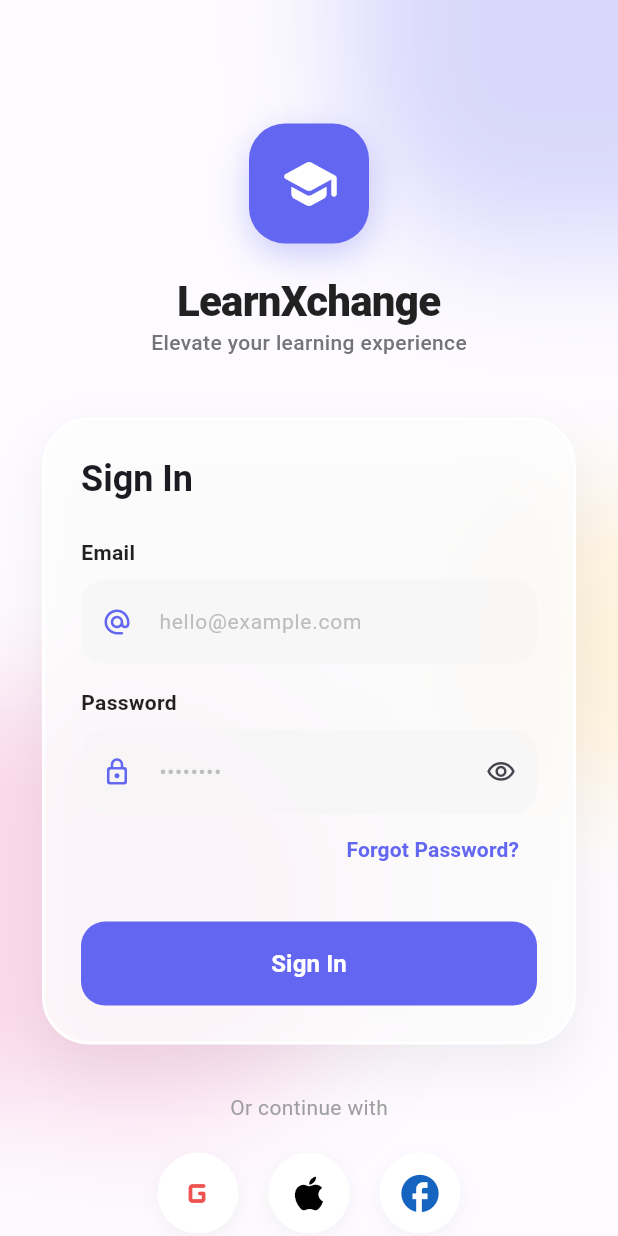
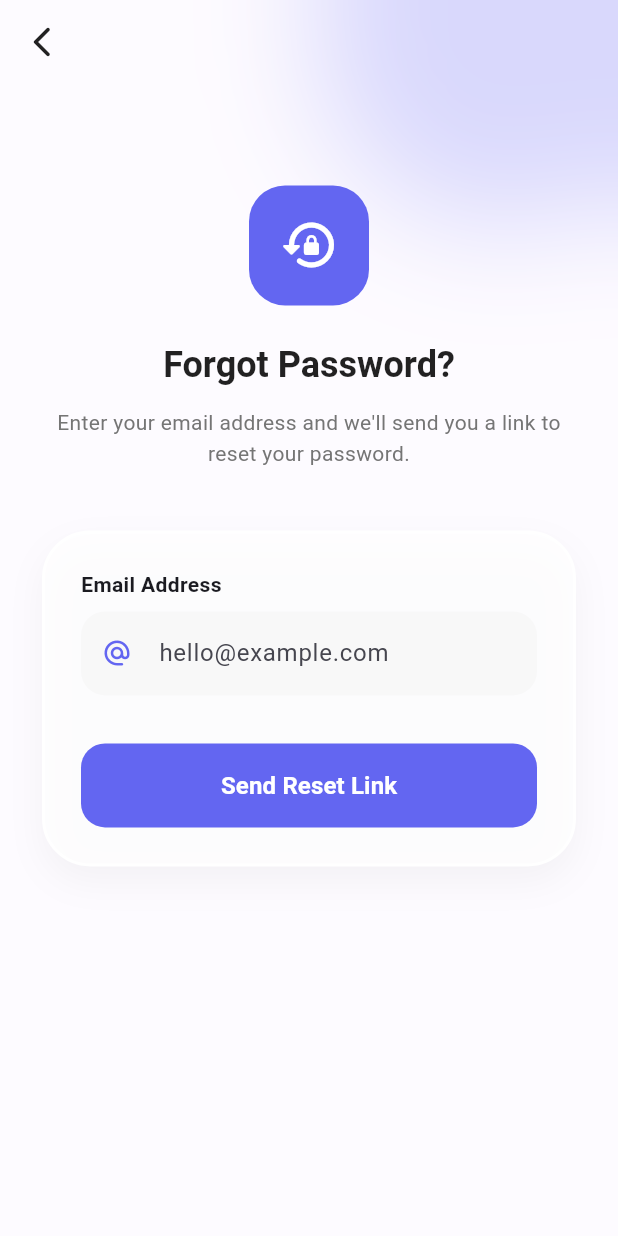
Before and after one commit to SachinthaAbeygunasekara/learnxchange-mobile-app, a Flutter app: the screen it shows after launch, after a tap on "Forgot Password?", on a phone screen of 412 x 824 dp. Run offline on Flutter 3.47's test engine with Material 3 defaults, Android fonts, the phone set to English and light mode, and no system bars; our stand-ins replace cloud_firestore, firebase_auth, firebase_core, image_picker; missing offline and left inert: add_2_calendar; accounts and stored records are empty.

Commit message:
feat: implement forgot password functionality with Firebase Auth

```diff
--- /dev/null
+++ b/lib/screens/auth/forgot_password_screen.dart
@@ -0,0 +1,233 @@
+import 'dart:ui';
+import 'package:firebase_auth/firebase_auth.dart';
+import 'package:flutter/material.dart';
+
+class ForgotPasswordScreen extends StatefulWidget {
+  const ForgotPasswordScreen({super.key});
+
+  @override
+  State<ForgotPasswordScreen> createState() => _ForgotPasswordScreenState();
+}
+
+class _ForgotPasswordScreenState extends State<ForgotPasswordScreen> with SingleTickerProviderStateMixin {
+  final _formKey = GlobalKey<FormState>();
+  final TextEditingController _emailController = TextEditingController();
+  bool _isLoading = false;
+
+  late AnimationController _fadeController;
+  late Animation<double> _fadeAnimation;
+
+  @override
+  void initState() {
+    super.initState();
+    _fadeController = AnimationController(
+      vsync: this,
+      duration: const Duration(milliseconds: 800),
+    );
+
+    _fadeAnimation = CurvedAnimation(
+      parent: _fadeController,
+      curve: Curves.easeInOut,
+    );
+
+    _fadeController.forward();
+  }
+
+  @override
+  void dispose() {
+    _emailController.dispose();
+    _fadeController.dispose();
+    super.dispose();
+  }
+
+  Future<void> _resetPassword() async {
+    if (_formKey.currentState!.validate()) {
+      setState(() => _isLoading = true);
+
+      try {
+        await FirebaseAuth.instance.sendPasswordResetEmail(
+          email: _emailController.text.trim(),
+        );
+
+        if (mounted) {
+          ScaffoldMessenger.of(context).showSnackBar(
+            SnackBar(
+              content: const Text('Password reset link sent! Check your email.'),
+              backgroundColor: Colors.green,
+              behavior: SnackBarBehavior.floating,
+              shape: RoundedRectangleBorder(borderRadius: BorderRadius.circular(12)),
+            ),
+          );
+          Navigator.pop(context);
+        }
+      } on FirebaseAuthException catch (e) {
+        if (mounted) {
+          ScaffoldMessenger.of(context).showSnackBar(
+            SnackBar(
+              content: Text(e.message ?? 'An error occurred'),
+              backgroundColor: Colors.redAccent,
+              behavior: SnackBarBehavior.floating,
+              shape: RoundedRectangleBorder(borderRadius: BorderRadius.circular(12)),
+            ),
+          );
+        }
+      } finally {
+        if (mounted) setState(() => _isLoading = false);
+      }
+    }
+  }
+
+  @override
+  Widget build(BuildContext context) {
+    final theme = Theme.of(context);
+    final size = MediaQuery.of(context).size;
+
+    return Scaffold(
+      extendBodyBehindAppBar: true,
+      appBar: AppBar(
+        backgroundColor: Colors.transparent,
+        elevation: 0,
+        leading: IconButton(
+          icon: const Icon(Icons.arrow_back_ios_new_rounded, color: Colors.black87),
+          onPressed: () => Navigator.pop(context),
+        ),
+      ),
+      body: Stack(
+        children: [
+          // Background blobs (simplified version of Login)
+          Positioned(
+            top: -100,
+            right: -50,
+            child: _buildBlob(250, const Color(0xFF6366F1).withAlpha(100)),
+          ),
+
+          BackdropFilter(
+            filter: ImageFilter.blur(sigmaX: 40, sigmaY: 40),
+            child: Container(
+              color: Colors.white.withAlpha(100),
+              height: size.height,
+              child: SingleChildScrollView(
+                padding: const EdgeInsets.symmetric(horizontal: 28.0),
+                child: Column(
+                  children: [
+                    SizedBox(height: size.height * 0.15),
+
+                    FadeTransition(
+                      opacity: _fadeAnimation,
+                      child: Column(
+                        children: [
+                          Container(
+                            height: 80,
+                            width: 80,
+                            decoration: BoxDecoration(
+                              color: theme.colorScheme.primary,
+                              borderRadius: BorderRadius.circular(24),
+                            ),
+                            child: const Icon(Icons.lock_reset_rounded, color: Colors.white, size: 40),
+                          ),
+                          const SizedBox(height: 24),
+                          Text(
+                            'Forgot Password?',
+                            style: theme.textTheme.headlineSmall?.copyWith(
+                              fontWeight: FontWeight.bold,
+                              color: Colors.black87,
+                            ),
+                          ),
+                          const SizedBox(height: 12),
+                          Text(
+                            'Enter your email address and we\'ll send you a link to reset your password.',
+                            textAlign: TextAlign.center,
+                            style: TextStyle(color: Colors.grey[600], height: 1.5),
+                          ),
+                        ],
+                      ),
+                    ),
+
+                    const SizedBox(height: 40),
+
+                    FadeTransition(
+                      opacity: _fadeAnimation,
+                      child: Container(
+                        padding: const EdgeInsets.all(24),
+                        decoration: BoxDecoration(
+                          color: Colors.white.withAlpha(200),
+                          borderRadius: BorderRadius.circular(32),
+                          border: Border.all(color: Colors.white, width: 2),
+                          boxShadow: [
+                            BoxShadow(
+                              color: Colors.black.withAlpha(10),
+                              blurRadius: 20,
+                              offset: const Offset(0, 10),
+                            ),
+                          ],
+                        ),
+                        child: Form(
+                          key: _formKey,
+                          child: Column(
+                            crossAxisAlignment: CrossAxisAlignment.start,
+                            children: [
+                              const Text(
+                                'Email Address',
+                                style: TextStyle(fontWeight: FontWeight.bold, fontSize: 14),
+                              ),
+                              const SizedBox(height: 8),
+                              TextFormField(
+                                controller: _emailController,
+                                keyboardType: TextInputType.emailAddress,
+                                decoration: InputDecoration(
+                                  hintText: 'hello@example.com',
+                                  prefixIcon: const Icon(Icons.alternate_email_rounded, size: 20, color: Color(0xFF6366F1)),
+                                  filled: true,
+                                  fillColor: Colors.grey[100]?.withAlpha(150),
+                                  border: OutlineInputBorder(
+                                    borderRadius: BorderRadius.circular(16),
+                                    borderSide: BorderSide.none,
+                                  ),
+                                ),
+                                validator: (value) {
+                                  if (value == null || value.isEmpty) return 'Required field';
+                                  final emailRegExp = RegExp(r'^[\w.-]+@([\w-]+\.)+[\w-]{2,4}$');
+                                  if (!emailRegExp.hasMatch(value)) return 'Enter valid email';
+                                  return null;
+                                },
+                              ),
+                              const SizedBox(height: 32),
+                              SizedBox(
+                                width: double.infinity,
+                                height: 56,
+                                child: ElevatedButton(
+                                  onPressed: _isLoading ? null : _resetPassword,
+                                  style: ElevatedButton.styleFrom(
+                                    backgroundColor: theme.colorScheme.primary,
+                                    foregroundColor: Colors.white,
+                                    shape: RoundedRectangleBorder(borderRadius: BorderRadius.circular(16)),
+                                    elevation: 0,
+                                  ),
+                                  child: _isLoading
+                                    ? const SizedBox(height: 20, width: 20, child: CircularProgressIndicator(color: Colors.white, strokeWidth: 2))
+                                    : const Text('Send Reset Link', style: TextStyle(fontWeight: FontWeight.bold, fontSize: 16)),
+                                ),
+                              ),
+                            ],
+                          ),
+                        ),
+                      ),
+                    ),
+                  ],
+                ),
+              ),
+            ),
+          ),
+        ],
+      ),
+    );
+  }
+
+  Widget _buildBlob(double size, Color color) {
+    return Container(
+      width: size,
+      height: size,
+      decoration: BoxDecoration(color: color, shape: BoxShape.circle),
+    );
+  }
+}
--- a/lib/screens/auth/login_screen.dart
+++ b/lib/screens/auth/login_screen.dart
@@ -3,6 +3,7 @@ import 'package:cloud_firestore/cloud_firestore.dart';
 import 'package:firebase_auth/firebase_auth.dart';
 import 'package:flutter/material.dart';
 import 'package:learnxchange/models/user_model.dart';
+import 'package:learnxchange/screens/auth/forgot_password_screen.dart';
 
 class LoginScreen extends StatefulWidget {
   const LoginScreen({super.key});
@@ -277,7 +278,12 @@ class _LoginScreenState extends State<LoginScreen> with TickerProviderStateMixin
                                   Align(
                                     alignment: Alignment.centerRight,
                                     child: TextButton(
-                                      onPressed: () {},
+                                      onPressed: () {
+                                        Navigator.push(
+                                          context,
+                                          MaterialPageRoute(builder: (context) => const ForgotPasswordScreen()),
+                                        );
+                                      },
                                       child: Text(
                                         'Forgot Password?',
                                         style: TextStyle(color: theme.colorScheme.primary, fontWeight: FontWeight.bold),
```
